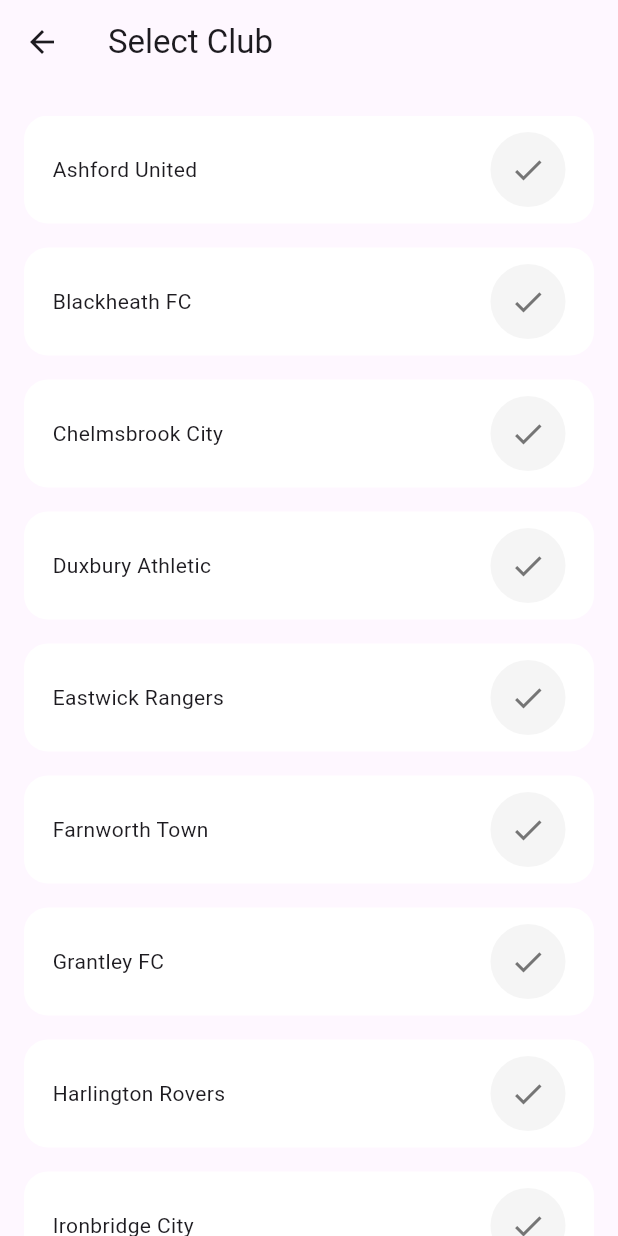
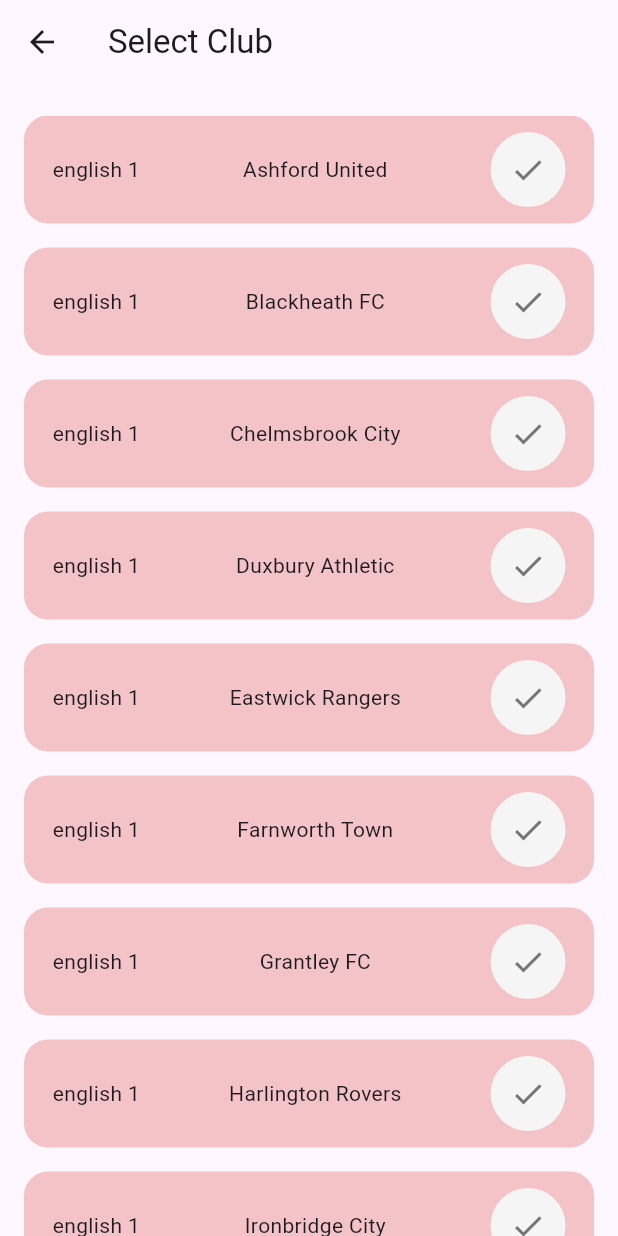
Before and after one commit to hetarho/flutter_football_core, a Flutter app: the CreateGameSlotScreen screen opened by its route, after a tap on "Create", on a phone screen of 412 x 824 dp. Run offline on Flutter 3.47's test engine with Material 3 defaults, Android fonts, the phone set to English and light mode, and no system bars; our stand-ins replace flutter_riverpod, gap, get_it, go_router, hive_ce, hive_ce_flutter; accounts and stored records are empty.

Commit message:
feat: add create game slot

```diff
--- a/lib/adapters/player.adapter.dart
+++ b/lib/adapters/player.adapter.dart
@@ -53,6 +53,8 @@ class PlayerAdapter implements EntityModelAdapter<Player, PlayerModel> {
       stat: entity.stat,
       clubId: entity.clubId,
       gameSlotId: entity.gameSlotId,
+      isStarting: entity.isStarting,
+      backNumber: entity.backNumber,
     );
   }
 }
--- a/lib/data/data-sources/local_data_source.dart
+++ b/lib/data/data-sources/local_data_source.dart
@@ -145,7 +145,14 @@ class LocalDataSource implements DataSource {
 
   @override
   Future<int> createPlayer(
-      {required String name, required Position position, required int age, required int stat, required int clubId, required int gameSlotId}) async {
+      {required String name,
+      required Position position,
+      required int age,
+      required int stat,
+      int? clubId,
+      required int gameSlotId,
+      int? backNumber,
+      bool? isStarting}) async {
     final id = await _localStorage.getNextId(PlayerModel.boxName);
     final player = Player(
       id: id,
@@ -155,6 +162,8 @@ class LocalDataSource implements DataSource {
       stat: stat,
       clubId: clubId,
       gameSlotId: gameSlotId,
+      backNumber: backNumber,
+      isStarting: isStarting,
     );
     await _localStorage.create<PlayerModel>(key: PlayerModel.boxName, id: id, value: _playerAdapter.toModel(player));
     return id;
@@ -164,6 +173,12 @@ class LocalDataSource implements DataSource {
   Future<List<Player>> getAllPlayersByClubId(int clubId) async {
     final List<PlayerModel> models = await _localStorage.readAll(key: PlayerModel.boxName);
     return models.where((model) => model.clubId == clubId).map((model) => _playerAdapter.toEntity(model)).toList();
+  }
+
+  @override
+  Future<List<Player>> getAllPlayersByGameSlotId(int gameSlotId) async {
+    final List<PlayerModel> models = await _localStorage.readAll(key: PlayerModel.boxName);
+    return models.where((model) => model.gameSlotId == gameSlotId).map((model) => _playerAdapter.toEntity(model)).toList();
   }
 
   @override
--- a/lib/data/repositories/interface/data_source.interface.dart
+++ b/lib/data/repositories/interface/data_source.interface.dart
@@ -34,10 +34,11 @@ abstract class DataSource {
   Future<List<Club>> getAllClubsByGameSlotId(int gameSlotId);
   Future<List<Club>> getAllClubsByLeagueId(int leagueId);
 
-  Future<int> createPlayer({required String name, required Position position, required int age, required int stat, required int clubId, required int gameSlotId});
+  Future<int> createPlayer({required String name, required Position position, required int age, required int stat, int? clubId, required int gameSlotId, int? backNumber, bool? isStarting});
   Future<List<Player>> getAllPlayersByClubId(int clubId);
   Future<void> deletePlayerByGameSlotId(int gameSlotId);
   Future<void> updatePlayer({int? age, int? backNumber, int? clubId, required int id, bool? isStarting, Position? position, int? stat});
+  Future<List<Player>> getAllPlayersByGameSlotId(int gameSlotId);
 
   Future<int> createLeague({required String name, required int gameSlotId, required Country country, required int tier});
   Future<League> getLeague(int id);
--- a/lib/data/repositories/player.repository.dart
+++ b/lib/data/repositories/player.repository.dart
@@ -9,8 +9,8 @@ class PlayerRepositoryImpl implements PlayerRepository {
 
   @override
   Future<int> createPlayer(
-      {required String name, required Position position, required int age, required int stat, required int clubId, required int gameSlotId}) async {
-    return await _dataSource.createPlayer(name: name, position: position, age: age, stat: stat, clubId: clubId, gameSlotId: gameSlotId);
+      {required String name, required Position position, required int age, required int stat, int? clubId, required int gameSlotId, int? backNumber, bool? isStarting}) async {
+    return await _dataSource.createPlayer(name: name, position: position, age: age, stat: stat, clubId: clubId, gameSlotId: gameSlotId, backNumber: backNumber, isStarting: isStarting);
   }
 
   @override
@@ -27,4 +27,9 @@ class PlayerRepositoryImpl implements PlayerRepository {
   Future<void> updatePlayer({int? age, int? backNumber, int? clubId, required int id, bool? isStarting, Position? position, int? stat}) async {
     return await _dataSource.updatePlayer(age: age, backNumber: backNumber, clubId: clubId, id: id, isStarting: isStarting, position: position, stat: stat);
   }
+
+  @override
+  Future<List<Player>> getAllPlayersByGameSlotId(int gameSlotId) async {
+    return await _dataSource.getAllPlayersByGameSlotId(gameSlotId);
+  }
 }
--- a/lib/presentation/providers/club.provider.dart
+++ b/lib/presentation/providers/club.provider.dart
@@ -3,7 +3,7 @@ import 'package:flutter_football_core/presentation/providers/game_slot.provider.
 import 'package:flutter_football_core/use-cases/club/get_all_club_by_game_slot_id.uc.dart';
 import 'package:flutter_riverpod/flutter_riverpod.dart';
 
-final clubProvider = FutureProvider.autoDispose<List<Club>>((ref) async {
+final clubProvider = FutureProvider<List<Club>>((ref) async {
   final gameSlot = ref.watch(selectedGameSlotProvider);
 
   final clubs = await GetAllClubByGameSlotIdUsecase().execute(GetAllClubByGameSlotIdParams(gameSlotId: gameSlot.id));
--- a/lib/presentation/providers/game_slot.provider.dart
+++ b/lib/presentation/providers/game_slot.provider.dart
@@ -4,7 +4,7 @@ import 'package:flutter_riverpod/flutter_riverpod.dart';
 
 final selectedGameSlotProvider = StateProvider<GameSlot>((ref) => GameSlot(id: 0, saveName: '', createAt: DateTime.now(), updateAt: DateTime.now()));
 
-final gameSlotProvider = FutureProvider.autoDispose<GameSlot>((ref) async {
+final gameSlotProvider = FutureProvider<GameSlot>((ref) async {
   final gameSlot = await GetGameSlotUsecase().execute(GetGameSlotParams(id: ref.watch(selectedGameSlotProvider).id));
   return gameSlot;
 });
--- /dev/null
+++ b/lib/presentation/providers/league.provider.dart
@@ -0,0 +1,11 @@
+import 'package:flutter_football_core/entities/league/league.dart';
+import 'package:flutter_football_core/presentation/providers/game_slot.provider.dart';
+import 'package:flutter_football_core/use-cases/league/get_all_league_by_game_slot_id.dart';
+import 'package:flutter_riverpod/flutter_riverpod.dart';
+
+final leagueProvider = FutureProvider<List<League>>((ref) async {
+  final gameSlot = ref.watch(selectedGameSlotProvider);
+
+  final league = await GetAllLeagueByGameSlotIdUsecase().execute(GetAllLeagueByGameSlotIdParams(gameSlotId: gameSlot.id));
+  return league;
+});
--- a/lib/presentation/screens/create_game_slot/components/club_card.dart
+++ b/lib/presentation/screens/create_game_slot/components/club_card.dart
@@ -9,23 +9,53 @@ class _ClubCard extends ConsumerWidget {
 
   final updateGameSlotUsecase = GetIt.I.get<UpdateGameSlotUsecase>();
   final getGameSlotUsecase = GetIt.I.get<GetGameSlotUsecase>();
+
+  Color getBgColor(int tier) {
+    switch (tier) {
+      case 1:
+        return Colors.red[300]!;
+      case 2:
+        return Colors.blue[300]!;
+      case 3:
+        return Colors.green[300]!;
+      default:
+        return Colors.grey[300]!;
+    }
+  }
+
   @override
   Widget build(BuildContext context, WidgetRef ref) {
+    final leagueAsync = ref.watch(leagueProvider);
+    final color = getBgColor(leagueAsync.value
+            ?.firstWhere(
+              (element) => element.id == club.leagueId,
+              orElse: () => League(
+                id: 0,
+                name: '',
+                gameSlotId: 0,
+                country: Country.canada,
+                tier: 0,
+              ),
+            )
+            .tier ??
+        0);
+
     return GestureDetector(
       onTap: () => onPressed(club.id),
       child: Container(
         padding: const EdgeInsets.symmetric(horizontal: 16, vertical: 8),
         decoration: BoxDecoration(
-          color: Colors.white,
+          color: color.withAlpha(100),
           borderRadius: BorderRadius.circular(16),
           border: Border.all(
-            color: selectedClubId == club.id ? Colors.green : Colors.transparent,
+            color: selectedClubId == club.id ? color : Colors.transparent,
             width: 3,
           ),
         ),
         child: Row(
           mainAxisAlignment: MainAxisAlignment.spaceBetween,
           children: [
+            Text(leagueAsync.value?.firstWhere((element) => element.id == club.leagueId).name ?? ''),
             Text(club.name),
             SelectButton(
               onPressed: () async {
--- a/lib/presentation/screens/create_game_slot/select_club.screen.dart
+++ b/lib/presentation/screens/create_game_slot/select_club.screen.dart
@@ -1,8 +1,11 @@
 import 'package:flutter/material.dart';
 import 'package:flutter_football_core/entities/club/club.dart';
+import 'package:flutter_football_core/entities/country.enum.dart';
+import 'package:flutter_football_core/entities/league/league.dart';
 import 'package:flutter_football_core/presentation/components/select_button.dart';
 import 'package:flutter_football_core/presentation/providers/club.provider.dart';
 import 'package:flutter_football_core/presentation/providers/game_slot.provider.dart';
+import 'package:flutter_football_core/presentation/providers/league.provider.dart';
 import 'package:flutter_football_core/presentation/screens/dashboard/dashboard.screen.dart';
 import 'package:flutter_football_core/presentation/screens/home/home.screen.dart';
 import 'package:flutter_football_core/use-cases/game_slot/get_game_slot.uc.dart';
--- a/lib/use-cases/game_slot/create_game_slot.uc.dart
+++ b/lib/use-cases/game_slot/create_game_slot.uc.dart
@@ -1,3 +1,5 @@
+import 'dart:math';
+
 import 'package:flutter_football_core/constant/create_game_data.dart';
 import 'package:flutter_football_core/entities/country.enum.dart';
 import 'package:flutter_football_core/entities/game-slot/game_slot.dart';
@@ -46,6 +48,8 @@ class CreateGameSlotUsecase extends Usecase<int, CreateGameSlotParams> {
 
       await Future.forEach(clubSeedData[league['name'] as String] ?? [], (club) async {
         int clubId = await _createClubUsecase.execute(CreateClubParams(name: club['name'] as String, gameSlotId: gameSlotId, leagueId: leagueId));
+
+        //최소 11명 생성
         await Future.forEach(List.generate(11, (i) => i), (index) async {
           await _createPlayerUsecase.execute(CreatePlayerParams(
             name: '플레이어${index + 1}',
@@ -57,10 +61,47 @@ class CreateGameSlotUsecase extends Usecase<int, CreateGameSlotParams> {
               2 => Position.defense,
               _ => Position.goalie,
             },
-              age: 20,
-              stat: 100));
+            age: Random().nextInt(18) + 16,
+            stat: Random().nextInt(100) + 20 * (league['tier'] as int),
+            backNumber: index + 1,
+            isStarting: true,
+          ));
+        });
+
+        //추가 플레이어 생성
+        int additionalPlayerCount = 3 + Random().nextInt(10);
+        await Future.forEach(List.generate(additionalPlayerCount, (i) => i), (index) async {
+          await _createPlayerUsecase.execute(CreatePlayerParams(
+            name: 'SUB플레이어${index + 1}',
+            clubId: clubId,
+            gameSlotId: gameSlotId,
+            position: switch (Random().nextInt(4)) {
+              0 => Position.forward,
+              1 => Position.midfield,
+              2 => Position.defense,
+              _ => Position.goalie,
+            },
+            age: Random().nextInt(18) + 16,
+            stat: Random().nextInt(80) + 20 * (league['tier'] as int),
+          ));
         });
       });
+    });
+
+    int freePlayerCount = 10 + Random().nextInt(20);
+    await Future.forEach(List.generate(freePlayerCount, (i) => i), (index) async {
+      await _createPlayerUsecase.execute(CreatePlayerParams(
+        name: '플레이어${index + 1}',
+        gameSlotId: gameSlotId,
+        position: switch (Random().nextInt(4)) {
+          0 => Position.forward,
+          1 => Position.midfield,
+          2 => Position.defense,
+          _ => Position.goalie,
+        },
+        age: Random().nextInt(18) + 16,
+        stat: Random().nextInt(70) + 20,
+      ));
     });
 
     return gameSlotId;
```
Also changed, not shown: lib/presentation/providers/user.provider.dart (added, +11 -0 lines), lib/presentation/screens/dashboard/dashboard.screen.dart (+40 -4 lines), lib/use-cases/interfaces/player.repository.interface.dart (+6 -1 lines), lib/use-cases/player/create_player.uc.dart (+13 -2 lines), lib/use-cases/player/get_all_player_by_game_slot_id.dart (added, +21 -0 lines), 5 other files. Lines whose indentation alone changed are shown as unchanged.
